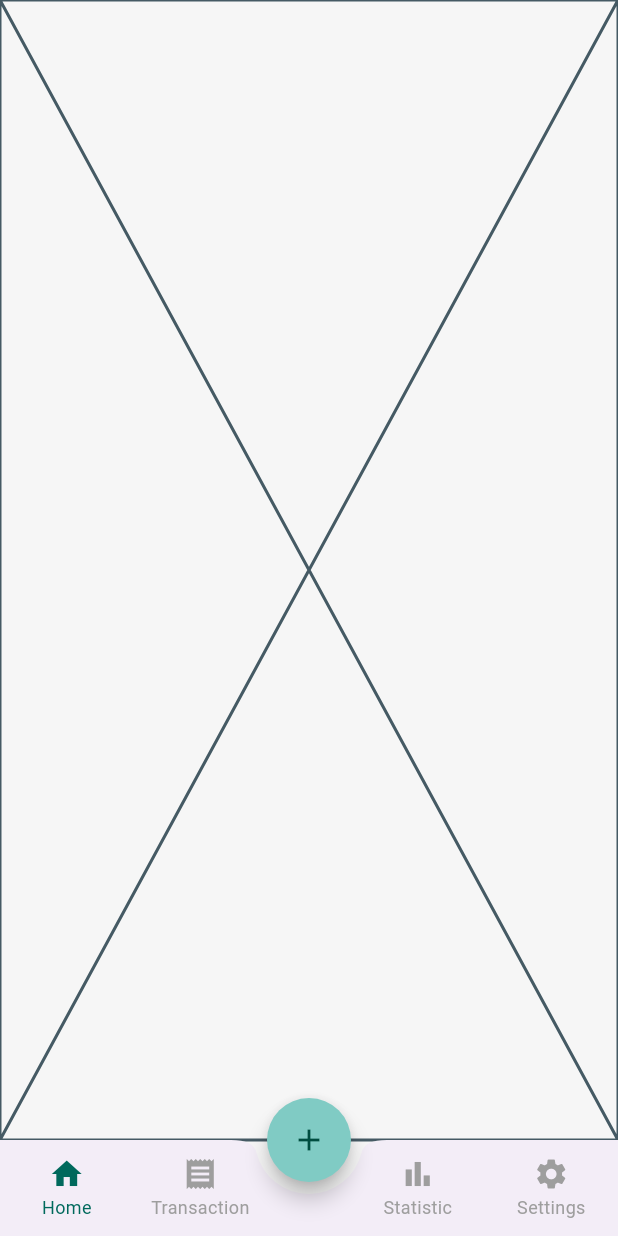
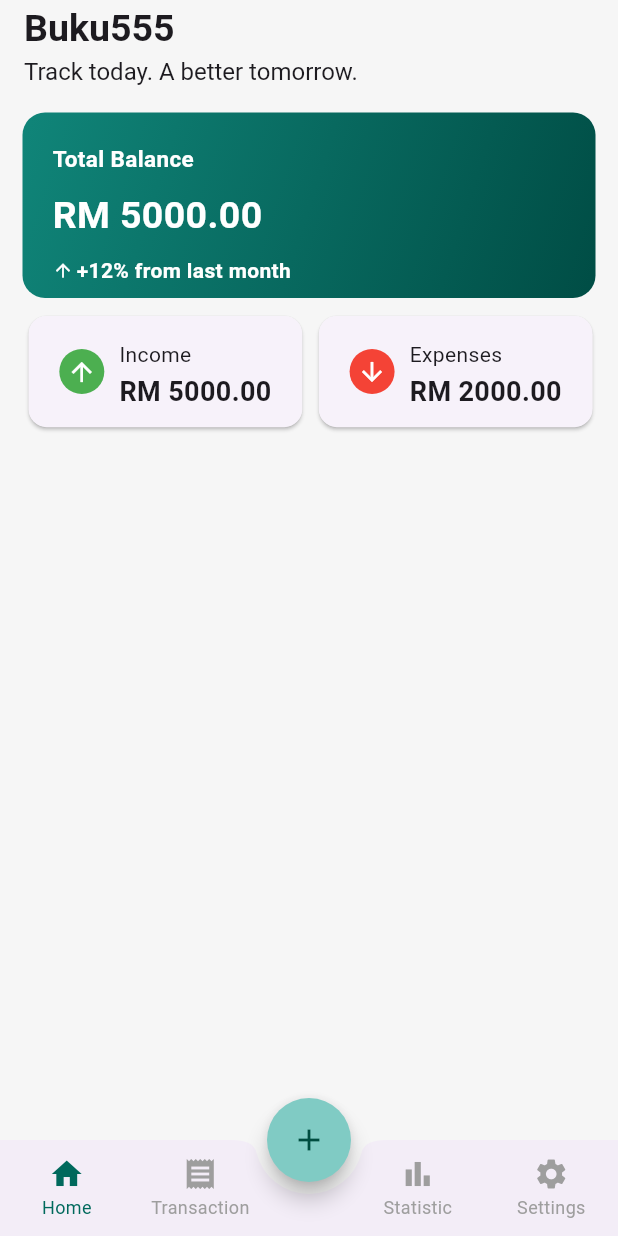
Before and after one commit to emiOS36/buku555, a Flutter app: the screen it shows after launch, on a phone screen of 412 x 824 dp. Run offline on Flutter 3.47's test engine with Material 3 defaults, Android fonts, the phone set to English and light mode, and no system bars.

Commit message:
add balance card and reusable_card

```diff
--- /dev/null
+++ b/lib/component/circle_icon.dart
@@ -0,0 +1,26 @@
+import 'package:flutter/material.dart';
+
+class CircleIcon extends StatelessWidget {
+  final IconData icon;
+  final Color color;
+  final double size = 20;
+
+  const CircleIcon({
+    super.key,
+    required this.icon,
+    required this.color,
+  });
+
+  @override
+  Widget build(BuildContext context) {
+    return CircleAvatar(
+      radius: 15,
+      backgroundColor: color,
+      child: Icon(
+        icon,
+        color: Colors.white,
+        size: size,
+      ),
+    );
+  }
+}
--- a/lib/component/reusable_card.dart
+++ b/lib/component/reusable_card.dart
@@ -1,21 +1,57 @@
 import 'package:flutter/material.dart';
 
 class ReusableCard extends StatelessWidget {
+  final String title;
+  final String amount;
+  final Widget icon;
+
   const ReusableCard({
     super.key,
-    required this.label,
+    required this.title,
     required this.amount,
     required this.icon,
-    required this.color,
   });
-
-  final String label;
-  final String amount;
-  final IconData icon;
-  final Color color;
 
   @override
   Widget build(BuildContext context) {
-    return Container();
+    final Size screenSize = MediaQuery.sizeOf(context);
+
+    return Card(
+      child: SizedBox(
+        width: screenSize.width * 0.443,
+        height: screenSize.height * 0.09,
+        child: Padding(
+          padding: EdgeInsets.all(16),
+          child: Row(
+            mainAxisAlignment: .center,
+            children: [
+              icon,
+              SizedBox(
+                width: 10,
+              ),
+              Column(
+                crossAxisAlignment: .start,
+                children: [
+                  Text(
+                    title,
+                    style: TextStyle(
+                      fontSize: 14,
+                    ),
+                  ),
+                  const SizedBox(height: 2),
+                  Text(
+                    amount,
+                    style: TextStyle(
+                      fontSize: 18,
+                      fontWeight: .bold,
+                    ),
+                  ),
+                ],
+              ),
+            ],
+          ),
+        ),
+      ),
+    );
   }
 }
--- a/lib/screen/add_transaction_screen.dart
+++ b/lib/screen/add_transaction_screen.dart
@@ -10,6 +10,6 @@ class AddTransactionScreen extends StatefulWidget {
 class _AddTransactionScreenState extends State<AddTransactionScreen> {
   @override
   Widget build(BuildContext context) {
-    return Text('Add');
+    return const Placeholder();
   }
 }
--- a/lib/screen/home_screen.dart
+++ b/lib/screen/home_screen.dart
@@ -1,3 +1,5 @@
+import 'package:buku_555_v2/component/circle_icon.dart';
+import 'package:buku_555_v2/component/reusable_card.dart';
 import 'package:flutter/material.dart';
 
 class HomeScreen extends StatelessWidget {
@@ -5,6 +7,113 @@ class HomeScreen extends StatelessWidget {
 
   @override
   Widget build(BuildContext context) {
-    return const Placeholder();
+    final double totalBalance = 500000.00; //in sen
+    final Size screenSize = MediaQuery.sizeOf(context);
+    final String changeText = '+12% from last month';
+
+    return Scaffold(
+      appBar: AppBar(
+        toolbarHeight: 60,
+        centerTitle: false,
+        title: Column(
+          crossAxisAlignment: .start,
+          mainAxisSize: .min,
+          children: [
+            const Text(
+              'Buku555',
+              style: TextStyle(fontSize: 25, fontWeight: .bold),
+            ),
+            SizedBox(height: 2),
+            const Text(
+              'Track today. A better tomorrow.',
+              style: TextStyle(fontSize: 16),
+            ),
+          ],
+        ),
+      ),
+      body: Padding(
+        padding: const EdgeInsets.all(15),
+        child: Column(
+          children: [
+            Container(
+              width: double.infinity,
+              height: screenSize.height * 0.15,
+              padding: const EdgeInsets.all(20),
+              decoration: BoxDecoration(
+                gradient: LinearGradient(
+                  begin: .topLeft,
+                  end: .bottomRight,
+                  colors: [
+                    const Color.fromARGB(255, 16, 133, 121),
+                    const Color.fromARGB(255, 0, 77, 69),
+                  ],
+                ),
+                borderRadius: .circular(15),
+              ),
+              child: Column(
+                crossAxisAlignment: .start,
+                children: [
+                  const Text(
+                    'Total Balance',
+                    style: TextStyle(
+                      color: Colors.white,
+                      fontSize: 15,
+                      fontWeight: .w600,
+                    ),
+                  ),
+                  const SizedBox(height: 10),
+                  Text(
+                    'RM ${(totalBalance / 100).toStringAsFixed(2)}',
+                    style: const TextStyle(
+                      color: Colors.white,
+                      fontSize: 25,
+                      fontWeight: .w600,
+                    ),
+                  ),
+                  const SizedBox(height: 8),
+                  Row(
+                    children: [
+                      Icon(Icons.arrow_upward, color: Colors.white, size: 14),
+                      SizedBox(width: 2),
+                      Text(
+                        changeText,
+                        style: const TextStyle(
+                          color: Colors.white,
+                          fontSize: 14,
+                          fontWeight: .w600,
+                        ),
+                      ),
+                    ],
+                  ),
+                ],
+              ),
+            ),
+            SizedBox(height: 8),
+            Row(
+              mainAxisAlignment: .center,
+              children: [
+                ReusableCard(
+                  title: 'Income',
+                  amount: 'RM 5000.00',
+                  icon: CircleIcon(
+                    icon: Icons.arrow_upward,
+                    color: Colors.green,
+                  ),
+                ),
+                SizedBox(width: 3),
+                ReusableCard(
+                  title: 'Expenses',
+                  amount: 'RM 2000.00',
+                  icon: CircleIcon(
+                    icon: Icons.arrow_downward,
+                    color: Colors.red,
+                  ),
+                ),
+              ],
+            ),
+          ],
+        ),
+      ),
+    );
   }
 }
```
